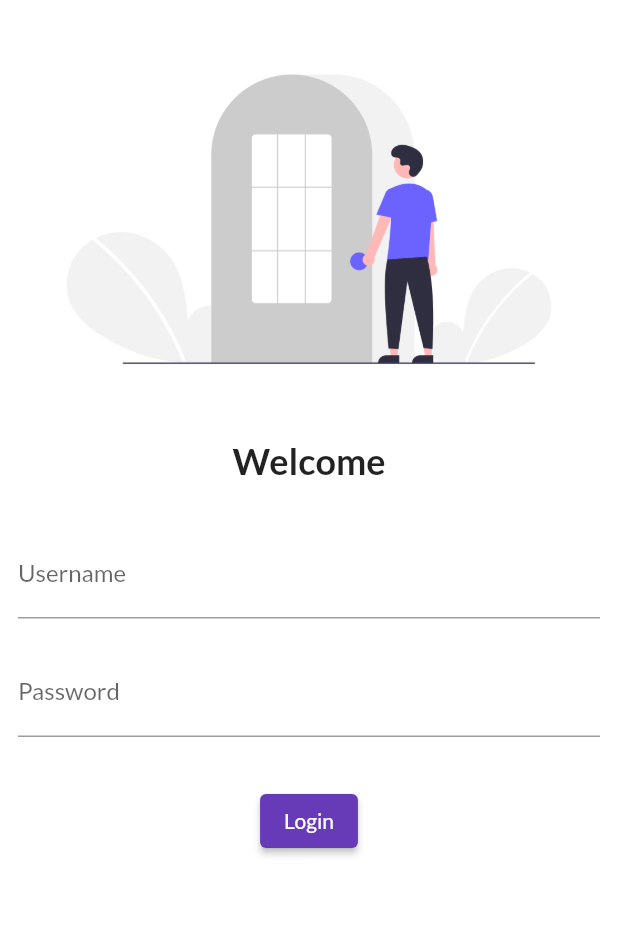
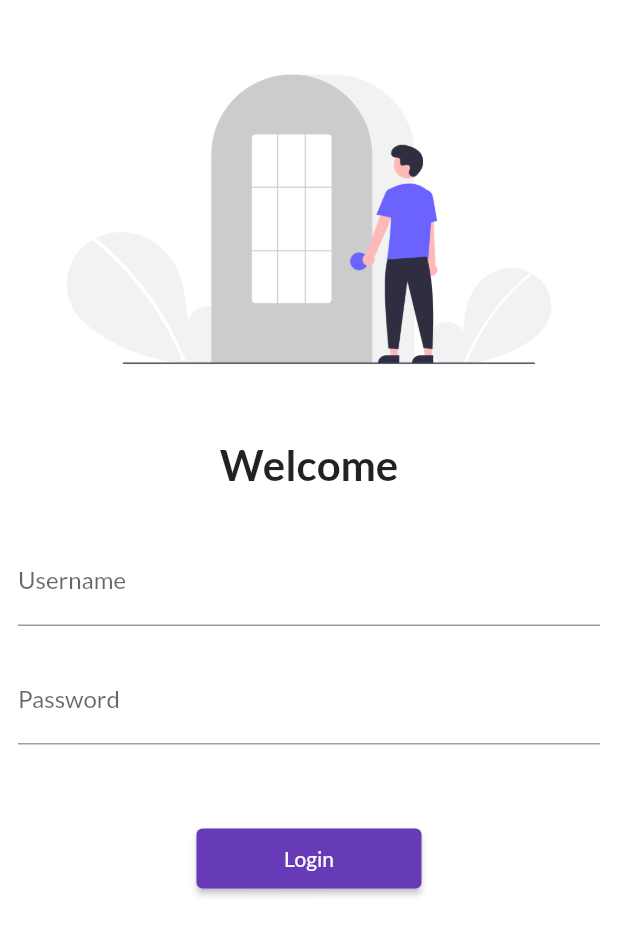
Before and after one commit to Sutiksh/30DaysOfFlutter, a Flutter app: the screen it shows after launch, on a phone screen of 412 x 824 dp. Shown: the top 936 px of the screen. Run offline on Flutter 3.47's test engine with Material 2 defaults, Android fonts, the phone set to English and light mode, and no system bars; our stand-ins replace google_fonts.

Commit message:
Day 5 completed

```diff
--- a/lib/main.dart
+++ b/lib/main.dart
@@ -1,5 +1,6 @@
 import 'package:flutter/material.dart';
 import 'package:flutter_catalog/pages/login_page.dart';
+import 'package:flutter_catalog/utils/routes.dart';
 import 'package:google_fonts/google_fonts.dart';
 import './pages/home_page.dart';
 
@@ -20,8 +21,8 @@ class MyApp extends StatelessWidget {
       initialRoute: '/',
       routes: {
         '/': (context) => LoginPage(),
-        '/home': (context) => HomePage(),
-        '/login': (context) => LoginPage(),
+        MyRoutes.homeRoute: (context) => HomePage(),
+        MyRoutes.loginRoute: (context) => LoginPage(),
       },
     );
   }
--- a/lib/pages/login_page.dart
+++ b/lib/pages/login_page.dart
@@ -1,10 +1,12 @@
 import 'package:flutter/material.dart';
+import 'package:flutter_catalog/utils/routes.dart';
 
 class LoginPage extends StatelessWidget {
   @override
   Widget build(BuildContext context) {
     return Material(
       color: Colors.white,
+      child: SingleChildScrollView(
         child: Column(
           children: [
             SizedBox(height: 20),
@@ -15,7 +17,7 @@ class LoginPage extends StatelessWidget {
             SizedBox(height: 20),
             Text(
               "Welcome",
-            style: TextStyle(fontSize: 24, fontWeight: FontWeight.bold),
+              style: TextStyle(fontSize: 28, fontWeight: FontWeight.bold),
             ),
             SizedBox(height: 20),
             Padding(
@@ -37,15 +39,16 @@ class LoginPage extends StatelessWidget {
                 ],
               ),
             ),
-          SizedBox(height: 20),
+            SizedBox(height: 40),
             ElevatedButton(
               onPressed: () {
-              print("Hi Sutiksh!");
+                Navigator.pushNamed(context, MyRoutes.homeRoute);
               },
               child: Text("Login"),
-            style: TextButton.styleFrom(),
+              style: TextButton.styleFrom(minimumSize: Size(150, 40)),
             )
           ],
+        ),
       ),
     );
   }
--- /dev/null
+++ b/lib/utils/routes.dart
@@ -0,0 +1,4 @@
+class MyRoutes {
+  static String loginRoute = "/login";
+  static String homeRoute = "/home";
+}
```
Lines whose indentation alone changed are shown as unchanged.
